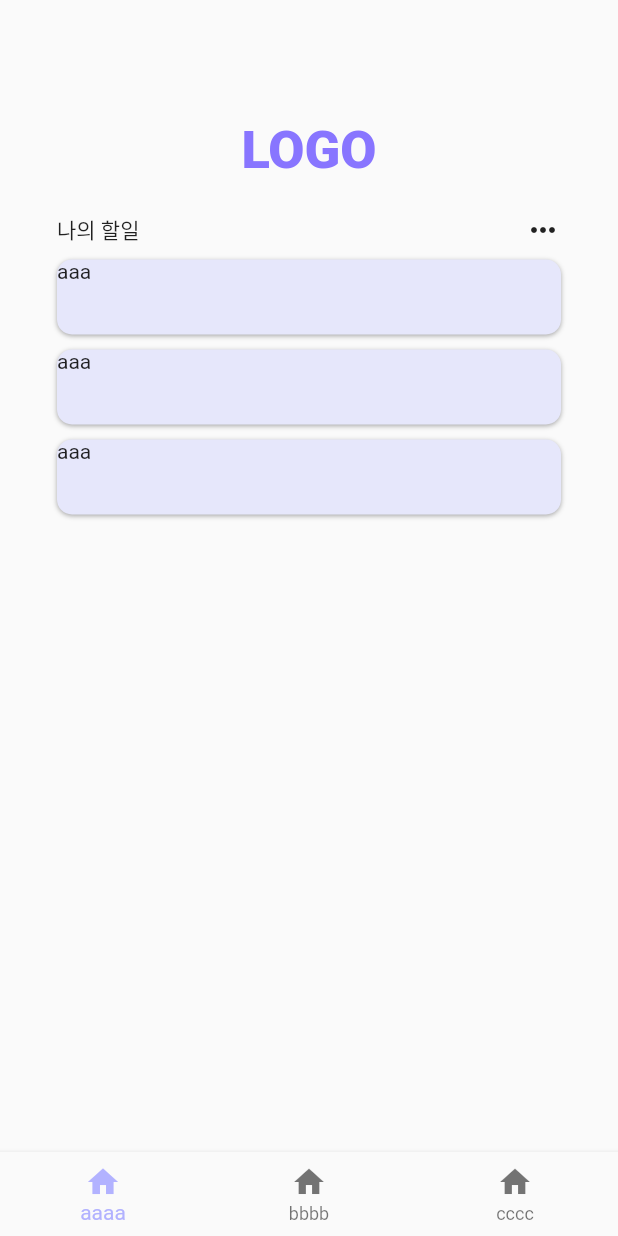
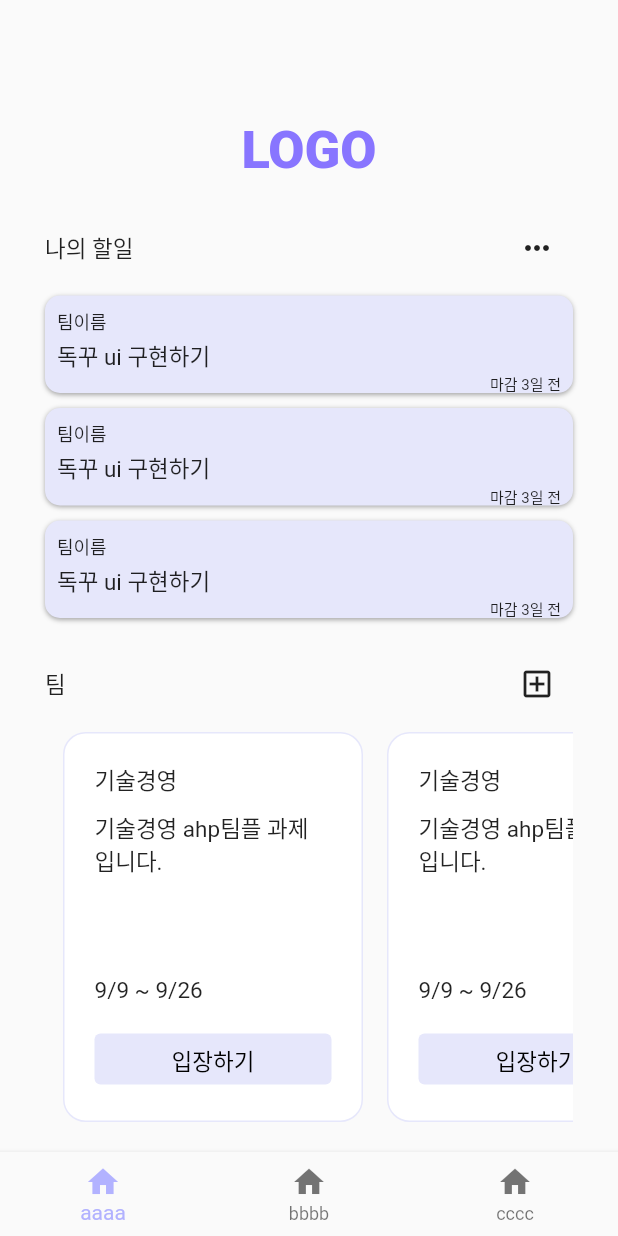
Before and after one commit to izongg0/group_project_app, a Flutter app: the screen it shows after launch, after a tap on "로그인", on a phone screen of 412 x 824 dp. Run offline on Flutter 3.47's test engine with Material 2 defaults, Android fonts, the light colour scheme and no system bars; our stand-ins replace get.

Commit message:
feature: 팀 생성 페이지 ui 구현

```diff
--- /dev/null
+++ b/group_project/lib/Component/home_work_widget.dart
@@ -0,0 +1,61 @@
+import 'package:flutter/material.dart';
+
+class HomeWordWidget extends StatelessWidget {
+  final String teamName;
+  final String description;
+  final String startDate;
+  final String endDate;
+
+  const HomeWordWidget(
+      {super.key,
+      required String this.teamName,
+      required String this.description,
+      required String this.startDate,
+      required String this.endDate});
+
+  @override
+  Widget build(BuildContext context) {
+    return Padding(
+                      padding: const EdgeInsets.only(bottom: 10),
+                      child: Container(
+                        height: 65,
+                        width: 400,
+                        decoration: BoxDecoration(
+                            boxShadow: [
+                              BoxShadow(
+                                color: Colors.grey.withOpacity(0.9),
+                                spreadRadius: 0,
+                                blurRadius: 2.0,
+                                offset:
+                                    Offset(0, 1), // changes position of shadow
+                              ),
+                            ],
+                            borderRadius: BorderRadius.circular(10),
+                            color: Color(0xffE6E7FB)),
+                        child: Padding(
+                          padding: const EdgeInsets.all(8.0),
+                          child: Column(
+                            mainAxisAlignment: MainAxisAlignment.center,
+                            crossAxisAlignment: CrossAxisAlignment.start,
+                            children: [
+                              Text(
+                                "팀이름",
+                                style: TextStyle(fontSize: 12),
+                              ),
+                              SizedBox(
+                                height: 3,
+                              ),
+                              Text('독꾸 ui 구현하기'),
+                              Align(
+                                  alignment: Alignment.bottomRight,
+                                  child: Text('마감 3일 전',
+                                      style: TextStyle(
+                                        fontSize: 10,
+                                      )))
+                            ],
+                          ),
+                        ),
+                      ),
+                    );
+  }
+}
--- /dev/null
+++ b/group_project/lib/Component/team_widget.dart
@@ -0,0 +1,60 @@
+import 'package:flutter/material.dart';
+import 'package:group_project/page/teamhome.dart';
+
+class TeamCard extends StatelessWidget {
+  final String teamName;
+  final String description;
+  final String startDate;
+  final String endDate;
+
+  const TeamCard(
+      {super.key,
+      required String this.teamName,
+      required String this.description,
+      required String this.startDate,
+      required String this.endDate});
+
+  @override
+  Widget build(BuildContext context) {
+    return Container(
+        margin: EdgeInsets.only(right: 16),
+        width: 200,
+        height: 260,
+        decoration: BoxDecoration(
+            color: Colors.white,
+            borderRadius: BorderRadius.circular(15),
+            border: Border.all(color: Color(0xffE6E7FB))),
+        child: Padding(
+          padding: const EdgeInsets.all(20.0),
+          child: Column(
+            crossAxisAlignment: CrossAxisAlignment.start,
+            children: [
+              Text(teamName),
+              SizedBox(
+                height: 10,
+              ),
+              Container(height: 110, child: Text(description)),
+              Text('$startDate ~ $endDate'),
+              SizedBox(
+                height: 20,
+              ),
+              SizedBox(
+                width: 250,
+                height: 34,
+                child: TextButton(
+                    style: TextButton.styleFrom(
+                        backgroundColor: Color(0xffE6E7FB)),
+                    onPressed: () {
+                      Navigator.push(context,
+                          MaterialPageRoute(builder: (_) => TeamHome()));
+                    },
+                    child: Text(
+                      '입장하기',
+                      style: TextStyle(color: Colors.black),
+                    )),
+              )
+            ],
+          ),
+        ));
+  }
+}
--- a/group_project/lib/app.dart
+++ b/group_project/lib/app.dart
@@ -1,5 +1,5 @@
-
 import 'package:flutter/material.dart';
+import 'package:flutter_localizations/flutter_localizations.dart';
 import 'package:get/get.dart';
 import 'package:group_project/page/alarm.dart';
 import 'package:group_project/page/home.dart';
@@ -18,18 +18,20 @@ class App extends GetView<BottomNavController> {
   @override
   Widget build(BuildContext context) {
     return GetMaterialApp(
+      localizationsDelegates: [
+        GlobalMaterialLocalizations.delegate,
+        GlobalWidgetsLocalizations.delegate,
+      ],
+      supportedLocales: [
+        const Locale('ko', 'KR'),
+      ],
       initialBinding: InitBining(),
       home: Obx(() => Scaffold(
-
             body: IndexedStack(
                 index: controller.pageIndex.value,
-                children: const [
-                  Home(),
-                  Alarm(),
-                  Mypage()
-                ]),
+                children: const [Home(), Alarm(), Mypage()]),
             bottomNavigationBar: BottomNavigationBar(
-              selectedItemColor: Color(0xffB2B2FF),
+                selectedItemColor: Color(0xffB2B2FF),
                 onTap: controller.changeBottomNav,
                 // // 라벨 없이 아이콘만 들어가도록
                 // showSelectedLabels: false,
--- a/group_project/lib/page/home.dart
+++ b/group_project/lib/page/home.dart
@@ -1,43 +1,81 @@
 import 'package:flutter/material.dart';
+import 'package:group_project/Component/home_work_widget.dart';
+import 'package:group_project/Component/team_widget.dart';
+import 'package:group_project/page/addteam.dart';
+import 'package:group_project/page/myworklist.dart';
 
-class Home extends StatelessWidget {
+class Home extends StatefulWidget {
   const Home({super.key});
 
+  @override
+  State<Home> createState() => _HomeState();
+}
+
+class _HomeState extends State<Home> {
   Widget _myWork() {
     return Padding(
-      padding: const EdgeInsets.symmetric(horizontal: 38),
+      padding: const EdgeInsets.symmetric(horizontal: 30),
       child: Container(
         child: Column(
           children: [
             Row(
               mainAxisAlignment: MainAxisAlignment.spaceBetween,
-              children: [Text('나의 할일'), Icon(Icons.more_horiz)],
+              children: [
+                Text('나의 할일'),
+                IconButton(
+                    onPressed: () {
+                      Navigator.push(context,
+                          MaterialPageRoute(builder: (_) => MyWorkList()));
+                    },
+                    icon: Icon(Icons.more_horiz)),
+              ],
             ),
-            SizedBox(height: 8,),
+            SizedBox(
+              height: 8,
+            ),
             ...List.generate(
                 3,
-                (index) => Padding(
-                      padding: const EdgeInsets.only(bottom: 10),
-                      child: Container(
-                        height: 50,
-                        width: 400,
-                        decoration: BoxDecoration(
-                            boxShadow: [
-                              BoxShadow(
-                                color: Colors.grey.withOpacity(0.9),
-                                spreadRadius: 0,
-                                blurRadius: 2.0,
-                                offset:
-                                    Offset(0, 1), // changes position of shadow
-                              ),
-                            ],
-                            borderRadius: BorderRadius.circular(10),
-                            color: Color(0xffE6E7FB)),
-                        child: Text("aaa"),
-                      ),
-                    ))
+                (index) => HomeWordWidget(teamName: '기술경영', description: 'ㅇㅇㅇㅇㅇㅇㅇ', startDate: '9/14', endDate: '9/26'))
           ],
         ),
+      ),
+    );
+  }
+
+  Widget _myTeam() {
+    return Padding(
+      padding: const EdgeInsets.symmetric(horizontal: 30),
+      child: Column(
+        children: [
+          Row(
+            mainAxisAlignment: MainAxisAlignment.spaceBetween,
+            children: [
+              Text('팀'),
+              IconButton(
+                  onPressed: () {
+                    Navigator.push(
+                        context, MaterialPageRoute(builder: (_) => AddTeam()));
+                  },
+                  icon: Icon(Icons.add_box_outlined)),
+            ],
+          ),
+          SizedBox(
+            height: 8,
+          ),
+          SingleChildScrollView(
+            scrollDirection: Axis.horizontal,
+            padding: EdgeInsets.symmetric(horizontal: 12), // 시작부분
+            child: Row(
+                children: List.generate(
+                    4,
+                    (index) => TeamCard(
+                          teamName: '기술경영 ',
+                          description: '기술경영 ahp팀플 과제 입니다.',
+                          startDate: '9/9',
+                          endDate: '9/26',
+                        )).toList()), // 데이터 모델 만들어서 객체 넘기는게 좋지만 의존성을 낮추기 위해 안함
+          ),
+        ],
       ),
     );
   }
@@ -50,16 +88,20 @@ class Home extends StatelessWidget {
           height: 80,
         ),
         Text(
-
           "LOGO",
           style: TextStyle(
-
               color: Color(0xff8875FF),
               fontSize: 35,
               fontWeight: FontWeight.w900),
         ),
-        SizedBox(height: 20,),
-        _myWork()
+        SizedBox(
+          height: 20,
+        ),
+        _myWork(),
+        SizedBox(
+          height: 10,
+        ),
+        _myTeam()
       ]),
     );
   }
--- a/group_project/pubspec.yaml
+++ b/group_project/pubspec.yaml
@@ -9,6 +9,9 @@ environment:
 dependencies:
   flutter:
     sdk: flutter
+
+  flutter_localizations:
+    sdk: flutter
   get: ^4.6.6
 
 dev_dependencies:
```
Also changed, not shown: group_project/lib/Component/purple_button.dart (added, +37 -0 lines), group_project/lib/Component/work_widget.dart (added, +62 -0 lines), group_project/lib/page/addteam.dart (added, +231 -0 lines), group_project/lib/page/myworklist.dart (added, +25 -0 lines), group_project/lib/page/teamhome.dart (added, +47 -0 lines), group_project/pubspec.lock.
